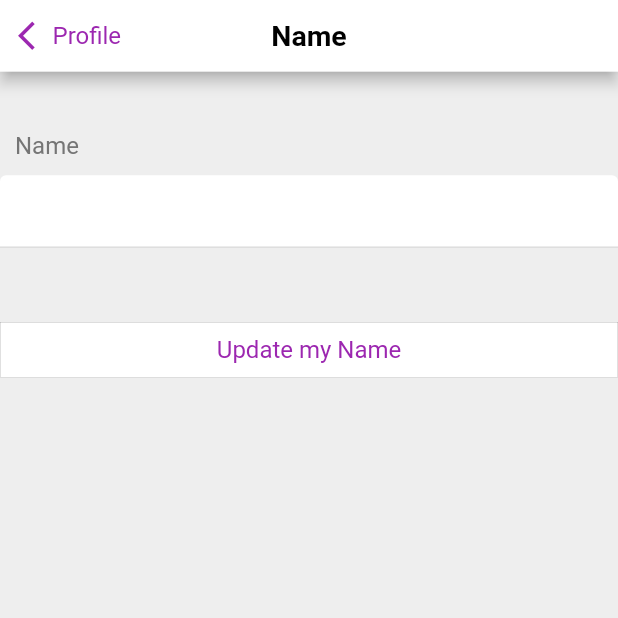
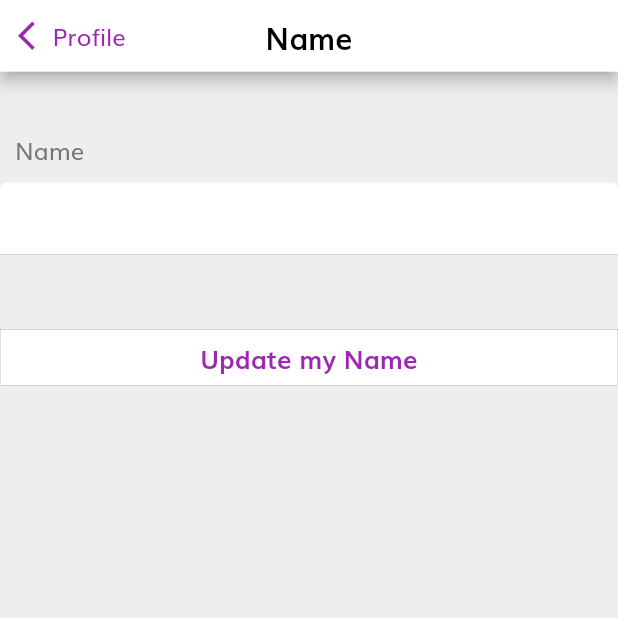
Before and after one commit to lachiri-touda/FifaStreet, a Flutter app: the screen it shows once a user with an empty profile is signed in, item 4 of the bottom bar chosen, after a tap on "Name", on a phone screen of 412 x 824 dp, the top half of it. Run offline on Flutter 3.47's test engine with Material 2 defaults, Android fonts, the phone set to English and light mode, and no system bars; our stand-ins replace cloud_firestore, firebase_auth, firebase_core, firebase_storage, geocoding, google_maps_flutter and 1 more; accounts and stored records are empty.

Commit message:
errors fix

```diff
--- a/socceirb/lib/components/default_button.dart
+++ b/socceirb/lib/components/default_button.dart
@@ -30,7 +30,7 @@ class DefaultButton extends StatelessWidget {
           text,
           style: const TextStyle(
             fontSize: 18,
-            //fontWeight: FontWeight.bold,
+            fontWeight: FontWeight.w500,
           ),
         ),
       ),
--- a/socceirb/lib/main.dart
+++ b/socceirb/lib/main.dart
@@ -40,6 +40,7 @@ class _MyAppState extends State<MyApp> {
   Widget build(BuildContext context) {
     return MaterialApp(
       theme: ThemeData(
+        fontFamily: "Muli",
         inputDecorationTheme: inputDecorationTheme(),
       ),
       debugShowCheckedModeBanner: false,
--- a/socceirb/lib/screens/NewMatch/match_screen.dart
+++ b/socceirb/lib/screens/NewMatch/match_screen.dart
@@ -109,7 +109,7 @@ class _MatchScreenState extends State<MatchScreen> {
                     ),
                     DefaultButton(
                         text: "Create Match",
-                        press: () async => {
+                        press: () => {
                               addMatch(
                                 uidAdmin: myAppUser!.uid,
                                 position: matchPosController.text,
--- a/socceirb/lib/screens/Profile/components/info_change.dart
+++ b/socceirb/lib/screens/Profile/components/info_change.dart
@@ -118,7 +118,7 @@ class _InfoChangeState extends State<InfoChange> {
                             "Profile",
                             style: TextStyle(
                               color: Colors.purple,
-                              fontWeight: FontWeight.w400,
+                              fontWeight: FontWeight.w500,
                               fontSize: 16,
                             ),
                           ),
@@ -134,8 +134,8 @@ class _InfoChangeState extends State<InfoChange> {
                     widget.infoType,
                     style: const TextStyle(
                       color: Colors.black,
-                      fontWeight: FontWeight.w700,
-                      fontSize: 19,
+                      fontWeight: FontWeight.w800,
+                      fontSize: 20,
                     ),
                   ),
                 ),
@@ -201,8 +201,8 @@ class _InfoChangeState extends State<InfoChange> {
                         "Update my ${widget.infoType}",
                         style: TextStyle(
                           color: Colors.purple,
-                          fontWeight: FontWeight.w400,
-                          fontSize: 16,
+                          fontWeight: FontWeight.w600,
+                          fontSize: 17,
                         ),
                       ),
                     ),
--- a/socceirb/lib/screens/Profile/components/user_info.dart
+++ b/socceirb/lib/screens/Profile/components/user_info.dart
@@ -36,7 +36,7 @@ class UserInfo extends StatelessWidget {
                 style: const TextStyle(
                   fontSize: 17,
                   color: Colors.black,
-                  fontWeight: FontWeight.w500,
+                  fontWeight: FontWeight.w600,
                 ),
               ),
             ),
--- a/socceirb/lib/screens/SignIn/signin_screen.dart
+++ b/socceirb/lib/screens/SignIn/signin_screen.dart
@@ -64,8 +64,8 @@ class _SigninScreenState extends State<SigninScreen> {
                   child: Text(
                     "Sign in",
                     style: TextStyle(
-                      fontSize: 28,
-                      fontWeight: FontWeight.w700,
+                      fontSize: 30,
+                      fontWeight: FontWeight.w800,
                       color: Colors.purple,
                     ),
                   ),
--- a/socceirb/lib/screens/SignUp/signup_screen.dart
+++ b/socceirb/lib/screens/SignUp/signup_screen.dart
@@ -74,9 +74,9 @@ class _SignupScreenState extends State<SignupScreen> {
                 ),
                 const Center(
                   child: Text(
-                    "Create an account",
+                    "Create new account",
                     style: TextStyle(
-                      fontSize: 28,
+                      fontSize: 30,
                       fontWeight: FontWeight.w700,
                       color: Colors.purple,
                     ),
```
Also changed, not shown: socceirb/lib/screens/MatchsList/matchs_list.dart (+7 -1 lines), socceirb/pubspec.yaml (+9 -0 lines), socceirb/assets/fonts/muli/Muli-Bold.ttf (added), socceirb/assets/fonts/muli/Muli-BoldItalic.ttf (added), socceirb/assets/fonts/muli/Muli-ExtraLight.ttf (added), socceirb/assets/fonts/muli/Muli-ExtraLightItalic.ttf (added), socceirb/assets/fonts/muli/Muli-Italic.ttf (added), socceirb/assets/fonts/muli/Muli-Light.ttf (added), socceirb/assets/fonts/muli/Muli-LightItalic.ttf (added), socceirb/assets/fonts/muli/Muli-Semi-BoldItalic.ttf (added), socceirb/assets/fonts/muli/Muli-SemiBold.ttf (added), socceirb/assets/fonts/muli/Muli.ttf (added), socceirb/lib/themes.dart (indentation only).
